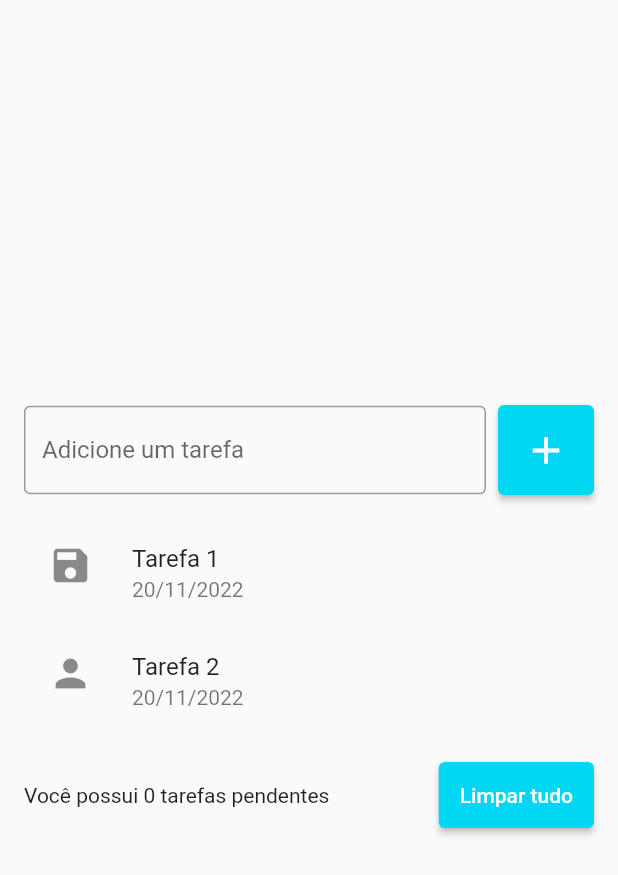
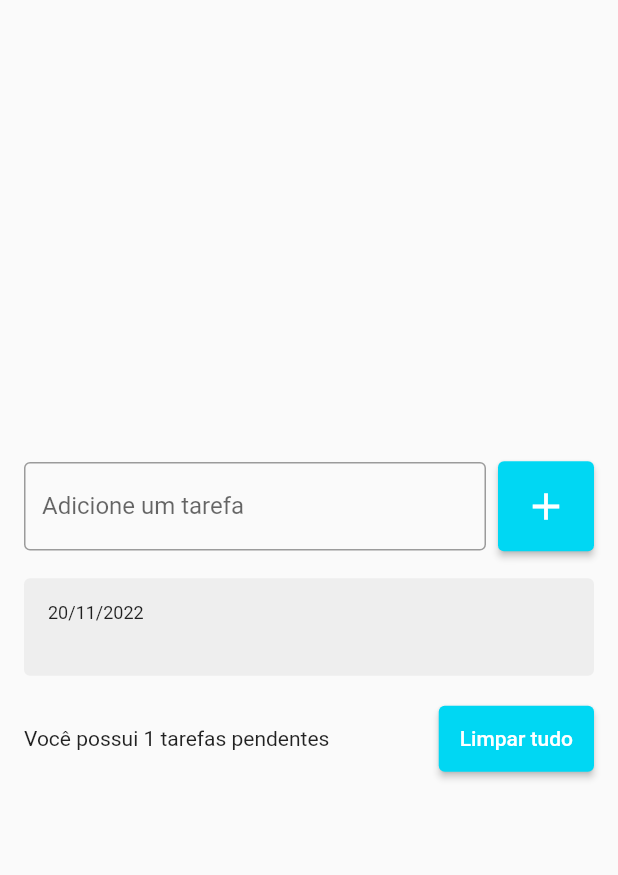
Before and after one commit to vinifoga/todoList, a Flutter app: the screen it shows after launch, after a tap on the "add" icon, on a phone screen of 412 x 824 dp. Shown: the top 875 px of the screen. Run offline on Flutter 3.47's test engine with Material 2 defaults, Android fonts, the phone set to English and light mode, and no system bars.

Commit message:
Creating ListItem

```diff
--- a/lib/main.dart
+++ b/lib/main.dart
@@ -12,6 +12,7 @@ class MyApp extends StatelessWidget {
   @override
   Widget build(BuildContext context) {
     return const MaterialApp(
+      debugShowCheckedModeBanner: false,
       home: TodoListPage(),
     );
   }
--- a/lib/pages/todo_list_page.dart
+++ b/lib/pages/todo_list_page.dart
@@ -1,22 +1,33 @@
 import 'package:flutter/material.dart';
+import 'package:todo_list/widgets/todo_list_item.dart';
 
-class TodoListPage extends StatelessWidget {
+class TodoListPage extends StatefulWidget {
   const TodoListPage({Key? key}) : super(key: key);
 
   @override
+  State<TodoListPage> createState() => _TodoListPageState();
+}
+
+class _TodoListPageState extends State<TodoListPage> {
+  final TextEditingController todoController = TextEditingController();
+
+  List<String> todos = [];
+
+  @override
   Widget build(BuildContext context) {
-    return Scaffold(
+    return SafeArea(
+      child: Scaffold(
         body: Center(
           child: Padding(
-          padding: const EdgeInsets.symmetric(horizontal: 16.0),
+            padding: const EdgeInsets.all(16.0),
             child: Column(
               mainAxisSize: MainAxisSize.min,
               children: [
                 Row(
                   children: [
-                  const Expanded(
-                    flex: 4,
+                    Expanded(
                       child: TextField(
+                        controller: todoController,
                         decoration: InputDecoration(
                           border: OutlineInputBorder(),
                           labelText: 'Adicione um tarefa',
@@ -28,7 +39,13 @@ class TodoListPage extends StatelessWidget {
                       width: 8,
                     ),
                     ElevatedButton(
-                    onPressed: () {},
+                      onPressed: () {
+                        String text = todoController.text;
+                        setState(() {
+                          todos.add(text);
+                        });
+                        todoController.clear();
+                      },
                       style: ElevatedButton.styleFrom(
                         primary: const Color(0xff00D7F3),
                         padding: const EdgeInsets.all(15),
@@ -41,33 +58,23 @@ class TodoListPage extends StatelessWidget {
                   ],
                 ),
                 const SizedBox(height: 16,),
-              ListView(
+                Flexible(
+                  child: ListView(
                     shrinkWrap: true,
                     children: [
-                  ListTile(
-                    title: Text('Tarefa 1'),
-                    subtitle: Text('20/11/2022'),
-                    leading: Icon(Icons.save, size: 30,),
-                    onTap: () {
-                      print('Tarefa 1');
-                    },
-                  ),
-                  ListTile(
-                    title: Text('Tarefa 2'),
-                    subtitle: Text('20/11/2022'),
-                    leading: Icon(Icons.person, size: 30,),
-                    onTap: () {
-                      print('Tarefa 2');
-                    },
+                      for(String todo in todos)
+                        TodoListItem(
+                          title: todo,
                         ),
                     ],
+                  ),
                 ),
                 const SizedBox(height: 16,),
                 Row(
                   children: [
-                  const Expanded(
+                    Expanded(
                       child: Text(
-                      'Você possui 0 tarefas pendentes',
+                        'Você possui ${todos.length} tarefas pendentes',
                       ),
                     ),
                     const SizedBox(width: 8,),
@@ -85,6 +92,7 @@ class TodoListPage extends StatelessWidget {
             ),
           ),
         ),
+      ),
     );
   }
 }
--- /dev/null
+++ b/lib/widgets/todo_list_item.dart
@@ -0,0 +1,31 @@
+import 'package:flutter/material.dart';
+
+class TodoListItem extends StatelessWidget {
+  const TodoListItem({Key? key, required this.title}) : super(key: key);
+
+  final String title;
+
+  @override
+  Widget build(BuildContext context) {
+    return Container(
+      decoration: BoxDecoration(
+          color: Colors.grey[200],
+          borderRadius: BorderRadius.circular(4)
+      ),
+      margin: const EdgeInsets.symmetric(vertical: 2),
+      padding: const EdgeInsets.all(16),
+      child: Column(
+        crossAxisAlignment: CrossAxisAlignment.start,
+        children: [
+          Text('20/11/2022', style: TextStyle(
+            fontSize: 12,
+          ),),
+          Text(title, style: TextStyle(
+            fontSize: 16,
+            fontWeight: FontWeight.w600,
+          ),),
+        ],
+      ),
+    );
+  }
+}
```
Lines whose indentation alone changed are shown as unchanged.
